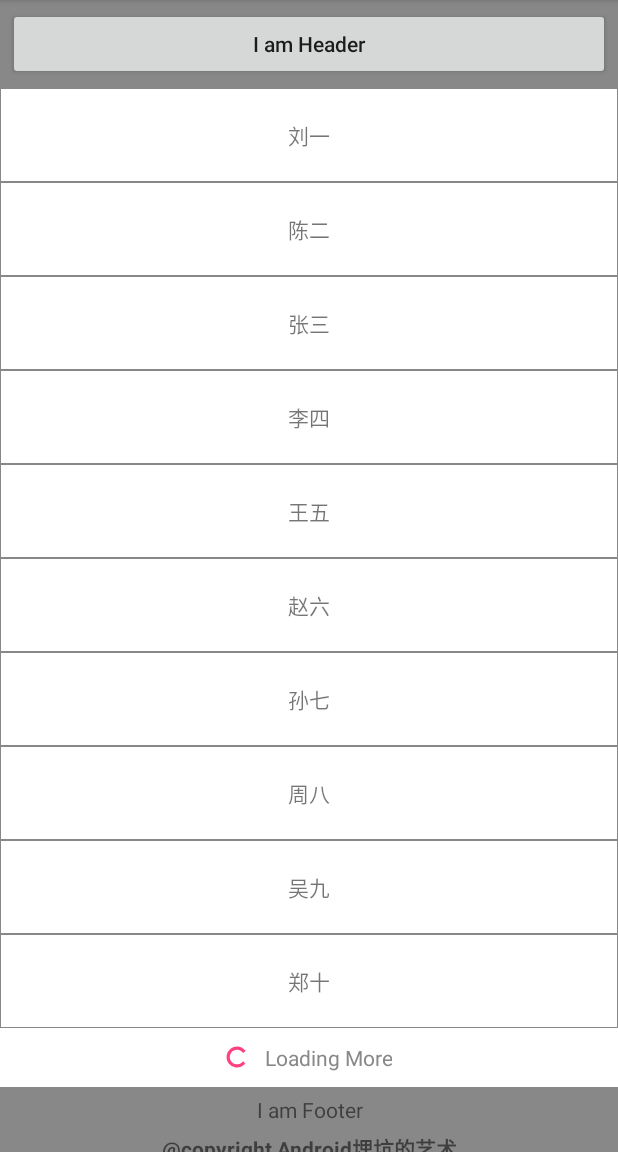
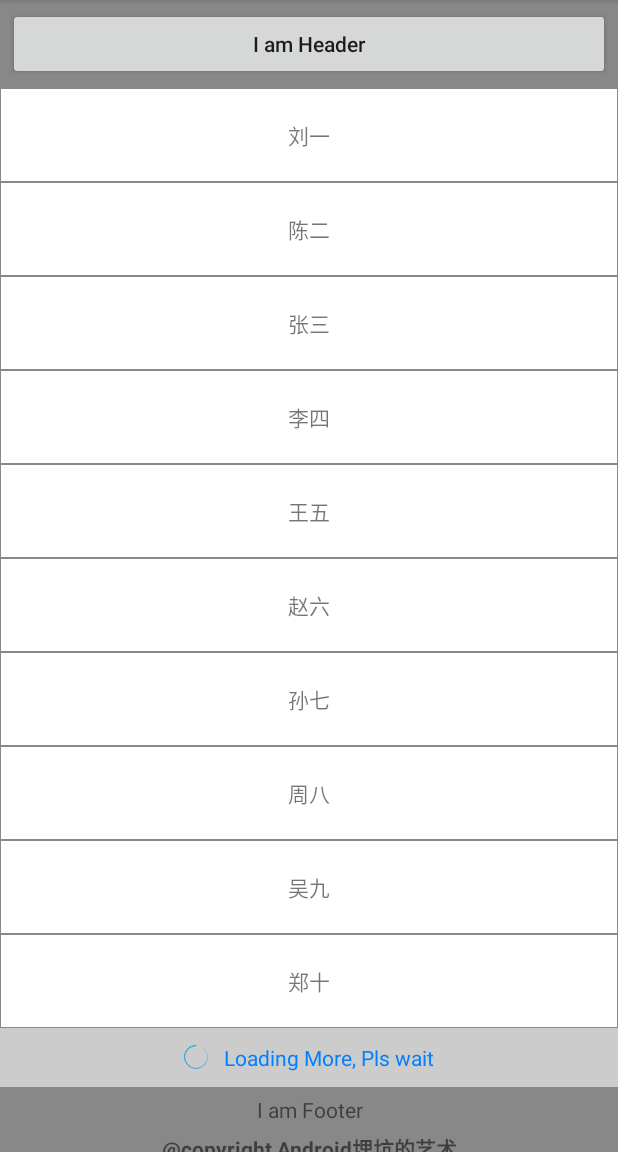
Before and after one commit to titanchen2000/GloriousRecyclerView, an Android app: the screen it shows after launch (GloriousActivity), on a phone screen of 412 x 824 dp, the part 84-1236 px from its top. Run offline under Robolectric (Android 15) with nearby library versions, the phone set to English and light mode, and no system bars.

Commit message:
complete the demo

```diff
--- a/app/src/main/java/com/xpc/gloriousrecyclerviewdemo/GloriousActivity.java
+++ b/app/src/main/java/com/xpc/gloriousrecyclerviewdemo/GloriousActivity.java
@@ -1,11 +1,13 @@
 package com.xpc.gloriousrecyclerviewdemo;
 
 import android.os.Bundle;
+import android.support.v4.widget.SwipeRefreshLayout;
 import android.support.v7.app.AppCompatActivity;
 import android.support.v7.widget.LinearLayoutManager;
 import android.support.v7.widget.RecyclerView;
 import android.view.LayoutInflater;
 import android.view.View;
+import android.widget.Toast;
 
 import com.xpc.gloriousrecyclerview.GloriousRecyclerView;
 
@@ -17,46 +19,58 @@ import java.util.Random;
  * Created by cxp on 17-2-15.
  */
 
-public class GloriousActivity extends AppCompatActivity {
+public class GloriousActivity extends AppCompatActivity implements OnItemClickListener {
 
-    private GloriousRecyclerView recyclerView;
+    private GloriousRecyclerView mRecyclerView;
     private NormalAdapter mAdapter;
     private int mLoadMoreTimes;
+    private ScrollChildSwipeRefreshLayout mSwipeRefreshLayout;
 
     @Override
     protected void onCreate(Bundle savedInstanceState) {
         super.onCreate(savedInstanceState);
         setContentView(R.layout.activity_glorious_recycler_view);
-        recyclerView = (GloriousRecyclerView) findViewById(R.id.recycler_view);
+        mRecyclerView = (GloriousRecyclerView) findViewById(R.id.recycler_view);
         RecyclerView.LayoutManager layoutManager = new LinearLayoutManager(this, RecyclerView.VERTICAL, false);
-        recyclerView.setLayoutManager(layoutManager);
+        mRecyclerView.setLayoutManager(layoutManager);
 
         mAdapter = new NormalAdapter(this);
-        mAdapter.addDatas(constructTestDatas());
+        mAdapter.addDatas(constructTestData());
+        mAdapter.setOnItemClickListener(this);
 
-        View header = LayoutInflater.from(this).inflate(R.layout.layout_header, recyclerView, false);
-        View empty = LayoutInflater.from(this).inflate(R.layout.layout_empty, recyclerView, false);
-        View footer = LayoutInflater.from(this).inflate(R.layout.layout_footer, recyclerView, false);
+        View header = LayoutInflater.from(this).inflate(R.layout.layout_header, mRecyclerView, false);
+        View empty = LayoutInflater.from(this).inflate(R.layout.layout_empty, mRecyclerView, false);
+        final View footer = LayoutInflater.from(this).inflate(R.layout.layout_footer, mRecyclerView, false);
         footer.setOnClickListener(new View.OnClickListener() {
             @Override
             public void onClick(View v) {
-                recyclerView.removeFooterView();
+                mRecyclerView.removeFooterView();
             }
         });
 
-        recyclerView.setAdapter(mAdapter);
-        recyclerView.addHeaderView(header);
-        recyclerView.addFooterView(footer);
-        recyclerView.setEmptyView(empty);
-        recyclerView.setLoadMoreListener(new GloriousRecyclerView.AutoLoadMoreListener() {
+        mRecyclerView.setAdapter(mAdapter);
+        mRecyclerView.addHeaderView(header);
+        mRecyclerView.addFooterView(footer);
+        mRecyclerView.setEmptyView(empty);
+        mRecyclerView.setLoadMoreListener(new GloriousRecyclerView.AutoLoadMoreListener() {
             @Override
             public void onLoadMore() {
-                constructLoadMoreTestDatas();
+                constructLoadMoreTestData();
+            }
+        });
+        mSwipeRefreshLayout = (ScrollChildSwipeRefreshLayout) findViewById(R.id.refresh_layout);
+        mSwipeRefreshLayout.setScrollUpChild(mRecyclerView);
+        mSwipeRefreshLayout.setOnRefreshListener(new SwipeRefreshLayout.OnRefreshListener() {
+            @Override
+            public void onRefresh() {
+                mAdapter.setDatas(constructRefreshTestData());
+                mRecyclerView.getAdapter().notifyDataSetChanged();
+                mSwipeRefreshLayout.setRefreshing(false);
             }
         });
     }
 
-    private List<String> constructTestDatas() {
+    private List<String> constructTestData() {
         List<String> datas = new ArrayList<>();
         datas.add("刘一");
         datas.add("陈二");
@@ -71,7 +85,7 @@ public class GloriousActivity extends AppCompatActivity {
         return datas;
     }
 
-    private void constructLoadMoreTestDatas() {
+    private void constructLoadMoreTestData() {
 
         new Thread(new Runnable() {
             @Override
@@ -97,10 +111,10 @@ public class GloriousActivity extends AppCompatActivity {
                         if (mockSuccess) {
                             mAdapter.addDatas(datas);
                             boolean mockHasMore = new Random().nextBoolean();
-                            recyclerView.notifyLoadMoreSuccessful(mockHasMore);
+                            mRecyclerView.notifyLoadMoreSuccessful(mockHasMore);
                             mLoadMoreTimes++;
                         } else {
-                            recyclerView.notifyLoadMoreFailed();
+                            mRecyclerView.notifyLoadMoreFailed();
                         }
                     }
                 });
@@ -108,4 +122,24 @@ public class GloriousActivity extends AppCompatActivity {
         }).start();
 
     }
+
+    private List<String> constructRefreshTestData() {
+        List<String> datas = new ArrayList<>();
+        datas.add("刘一刘");
+        datas.add("陈二陈");
+        datas.add("张三张");
+        datas.add("李四李");
+        datas.add("王五王");
+        datas.add("赵六赵");
+        datas.add("孙七孙");
+        datas.add("周八周");
+        datas.add("吴九吴");
+        datas.add("郑十郑");
+        return datas;
+    }
+
+    @Override
+    public void OnItemClick(int position) {
+        Toast.makeText(this, mAdapter.getDatas().get(position), Toast.LENGTH_SHORT).show();
+    }
 }
--- a/app/src/main/java/com/xpc/gloriousrecyclerviewdemo/NormalAdapter.java
+++ b/app/src/main/java/com/xpc/gloriousrecyclerviewdemo/NormalAdapter.java
@@ -17,6 +17,7 @@ import java.util.List;
 public class NormalAdapter extends RecyclerView.Adapter<RecyclerView.ViewHolder> {
     private Context mContext;
     private List<String> mDatas = new ArrayList<>();
+    private OnItemClickListener mOnItemClickListener;
 
     public NormalAdapter(Context context) {
         mContext = context;
@@ -27,7 +28,19 @@ public class NormalAdapter extends RecyclerView.Adapter<RecyclerView.ViewHolder>
         notifyDataSetChanged();
     }
 
-    @Override
+    public void setDatas(List<String> datas) {
+        mDatas = datas;
+        notifyDataSetChanged();
+    }
+
+    public List<String> getDatas() {
+        return mDatas;
+    }
+
+    public void setOnItemClickListener(OnItemClickListener listener) {
+        mOnItemClickListener = listener;
+    }
+
     public RecyclerView.ViewHolder onCreateViewHolder(ViewGroup parent, int viewType) {
         View v = LayoutInflater.from(mContext).inflate(R.layout.layout_recyclerview_item_view, parent, false);
         return new ViewHolder(v);
@@ -48,8 +61,15 @@ public class NormalAdapter extends RecyclerView.Adapter<RecyclerView.ViewHolder>
 
         ViewHolder(View v) {
             super(v);
-            mTextView = (TextView)
-                    v.findViewById(R.id.item_title);
+            v.setOnClickListener(new View.OnClickListener() {
+                @Override
+                public void onClick(View v) {
+                    if (null != mOnItemClickListener) {
+                        mOnItemClickListener.OnItemClick(getAdapterPosition() - 1);
+                    }
+                }
+            });
+            mTextView = (TextView) v.findViewById(R.id.item_title);
         }
     }
 }
--- /dev/null
+++ b/app/src/main/java/com/xpc/gloriousrecyclerviewdemo/OnItemClickListener.java
@@ -0,0 +1,11 @@
+package com.xpc.gloriousrecyclerviewdemo;
+
+/**
+ * Created by cxp on 17-3-8
+ */
+
+interface OnItemClickListener {
+
+    void OnItemClick(int position);
+
+}
--- /dev/null
+++ b/app/src/main/java/com/xpc/gloriousrecyclerviewdemo/ScrollChildSwipeRefreshLayout.java
@@ -0,0 +1,54 @@
+/*
+ * Copyright 2016, The Android Open Source Project
+ *
+ * Licensed under the Apache License, Version 2.0 (the "License");
+ * you may not use this file except in compliance with the License.
+ * You may obtain a copy of the License at
+ *
+ *      http://www.apache.org/licenses/LICENSE-2.0
+ *
+ * Unless required by applicable law or agreed to in writing, software
+ * distributed under the License is distributed on an "AS IS" BASIS,
+ * WITHOUT WARRANTIES OR CONDITIONS OF ANY KIND, either express or implied.
+ * See the License for the specific language governing permissions and
+ * limitations under the License.
+ */
+package com.xpc.gloriousrecyclerviewdemo;
+
+import android.content.Context;
+import android.support.v4.view.ViewCompat;
+import android.support.v4.widget.SwipeRefreshLayout;
+import android.util.AttributeSet;
+import android.view.View;
+
+/**
+ * Extends {@link SwipeRefreshLayout} to support non-direct descendant scrolling views.
+ * <p>
+ * {@link SwipeRefreshLayout} works as expected when a scroll view is a direct child: it triggers
+ * the refresh only when the view is on top. This class adds a way (@link #setScrollUpChild} to
+ * define which view controls this behavior.
+ */
+public class ScrollChildSwipeRefreshLayout extends SwipeRefreshLayout {
+
+    private View mScrollUpChild;
+
+    public ScrollChildSwipeRefreshLayout(Context context) {
+        super(context);
+    }
+
+    public ScrollChildSwipeRefreshLayout(Context context, AttributeSet attrs) {
+        super(context, attrs);
+    }
+
+    @Override
+    public boolean canChildScrollUp() {
+        if (mScrollUpChild != null) {
+            return ViewCompat.canScrollVertically(mScrollUpChild, -1);
+        }
+        return super.canChildScrollUp();
+    }
+
+    public void setScrollUpChild(View view) {
+        mScrollUpChild = view;
+    }
+}
--- a/app/src/main/res/layout/activity_glorious_recycler_view.xml
+++ b/app/src/main/res/layout/activity_glorious_recycler_view.xml
@@ -6,21 +6,27 @@
     android:layout_height="match_parent"
     android:background="#888">
 
-    <com.xpc.gloriousrecyclerview.GloriousRecyclerView
-        android:id="@+id/recycler_view"
+    <com.xpc.gloriousrecyclerviewdemo.ScrollChildSwipeRefreshLayout
+        android:id="@+id/refresh_layout"
         android:layout_width="match_parent"
-        android:layout_height="match_parent"/>
+        android:layout_height="match_parent">
 
-<!--        <com.xpc.gloriousrecyclerview.GloriousRecyclerView
+        <!--<com.xpc.gloriousrecyclerview.GloriousRecyclerView
+            android:id="@+id/recycler_view"
+            android:layout_width="match_parent"
+            android:layout_height="match_parent"/>-->
+
+        <com.xpc.gloriousrecyclerview.GloriousRecyclerView
             android:id="@+id/recycler_view"
             android:layout_width="match_parent"
             android:layout_height="match_parent"
             app:hideNoMoreData="true"
+            app:loadAllCompleteText="Load Complete"
+            app:loadMoreBackground="#ccc"
+            app:loadMoreFailedText="@string/loading_more_failed"
+            app:loadMoreIndeterminateDrawable="@drawable/loading_icon_drawable"
             app:loadMoreTextColor="#0080ff"
             app:loadMoreTextSize="14sp"
-            app:loadingMoreText="Loading More, Pls wait"
-            app:loadMoreFailedText="@string/loading_more_failed"
-            app:loadMoreBackground="#ccc"
-            app:loadMoreIndeterminateDrawable="@drawable/loading_icon_drawable"/>-->
-
+            app:loadingMoreText="Loading More, Pls wait"/>
+    </com.xpc.gloriousrecyclerviewdemo.ScrollChildSwipeRefreshLayout>
 </RelativeLayout>
```
Also changed, not shown: 1 other file.
